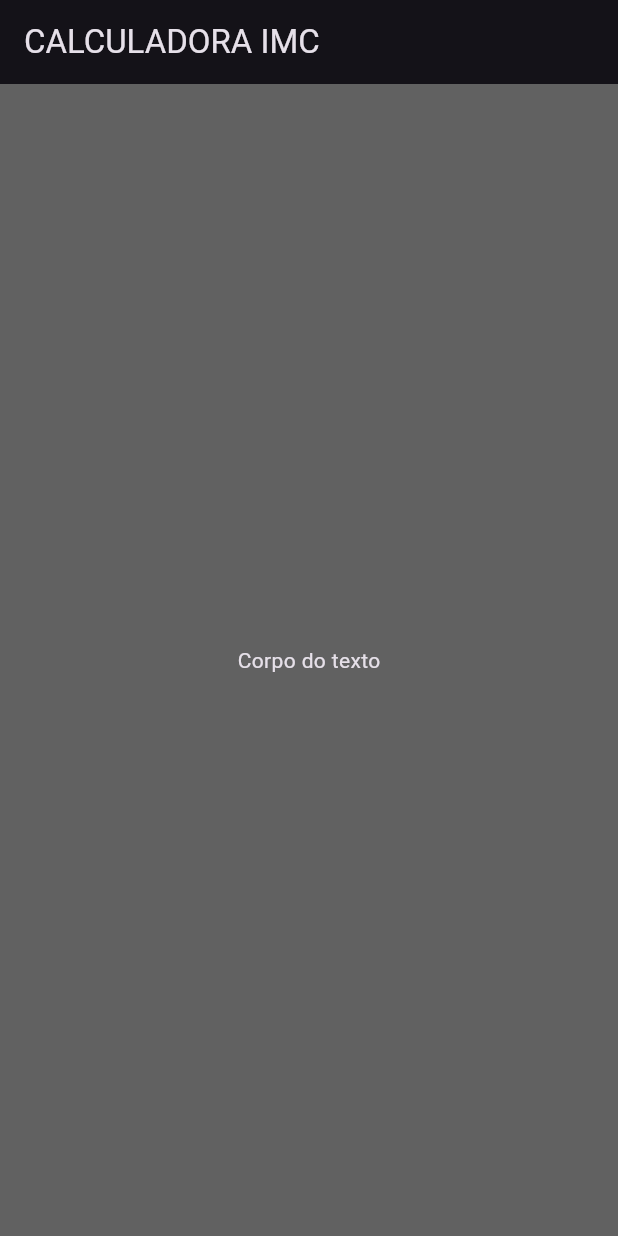
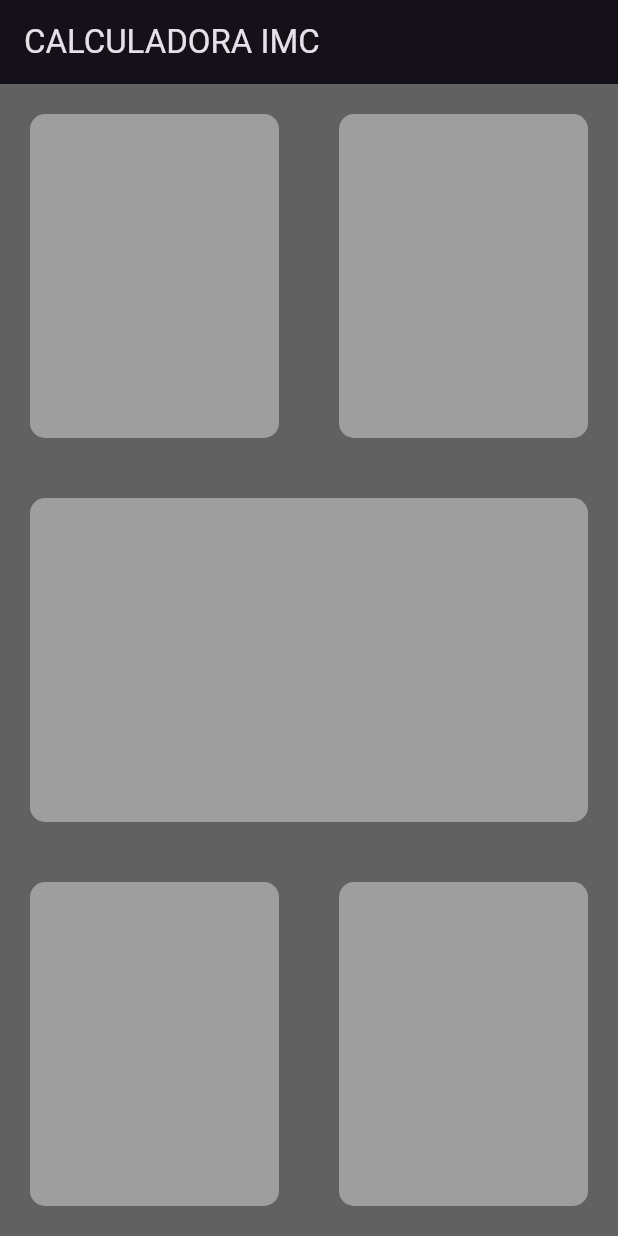
Before and after one commit to Pormiiles/IMC-App, a Flutter app: the screen it shows after launch, on a phone screen of 412 x 824 dp. Run offline on Flutter 3.47's test engine with Material 3 defaults, Android fonts, the phone set to English and light mode, and no system bars.

Commit message:
Exibindo containers na tela

```diff
--- a/lib/tela_principal.dart
+++ b/lib/tela_principal.dart
@@ -12,8 +12,53 @@ class _TelaPrincipalState extends State<TelaPrincipal> {
       appBar: AppBar(
         title: Text('CALCULADORA IMC'),
       ),
-      body: Center(
-        child: Text('Corpo do texto'),
+      body: Column(
+        children: [
+          Expanded(child: Row(
+            children: [
+              Expanded(child:
+                CartaoPadrao(Color(0xFF9E9E9E)),
+              ),
+              Expanded(child:
+                CartaoPadrao(Color(0xFF9E9E9E)),
+              )
+            ],
+          ),),
+          Expanded(child: Row(
+            children: [
+              Expanded(child:
+                CartaoPadrao(Color(0xFF9E9E9E)),
+              )
+            ],
+          )),
+          Expanded(child: Row(
+            children: [
+              Expanded(child:
+                CartaoPadrao(Color(0xFF9E9E9E)),
+              ),
+              Expanded(child:
+                CartaoPadrao(Color(0xFF9E9E9E)),
+              )
+            ],
+          )),
+        ],
+      )
+    );
+  }
+}
+
+class CartaoPadrao extends StatelessWidget {
+  CartaoPadrao(this.cor);
+
+  final Color cor;
+
+  @override
+  Widget build(BuildContext context) {
+    return Container(
+      margin: EdgeInsets.all(20.0),
+      decoration: BoxDecoration(
+        color: cor,
+        borderRadius: BorderRadius.circular(10.0),
       ),
     );
   }
```
